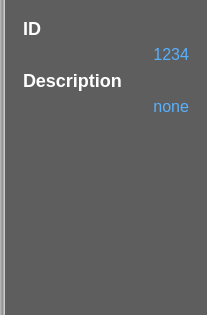
First picture: the form in WorldBuildingModule/ui/ObjectInfoWidget.ui, repository realXtend/tundra, before the edit.
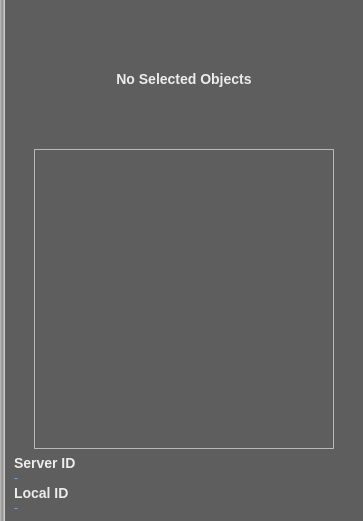
Second picture: the form after the edit.

Diff of the .ui file:
```diff
--- a/WorldBuildingModule/ui/ObjectInfoWidget.ui
+++ b/WorldBuildingModule/ui/ObjectInfoWidget.ui
@@ -6,13 +6,13 @@
    <rect>
     <x>0</x>
     <y>0</y>
-    <width>207</width>
-    <height>315</height>
+    <width>363</width>
+    <height>521</height>
    </rect>
   </property>
   <property name="minimumSize">
    <size>
-    <width>200</width>
+    <width>363</width>
     <height>0</height>
    </size>
   </property>
@@ -36,18 +36,27 @@
 	background-color: qlineargradient(spread:pad, x1:0, y1:0, x2:1, y2:0, stop:0 rgba(187, 187, 187, 255), stop:0.488636 rgba(147, 147, 147, 255), stop:1 rgba(216, 216, 216, 255));
 }
 
-QLabel#id_title, #desc_id {
+QLabel#object_information_title, #object_properties_title {
 	font: Arial;
 	font-size: 18px;
 	font-weight: bold;
 	color: white;
+	padding-bottom: 10px;
 }
 
-QLabel#id_value, #desc_value {
+QLabel#server_id_title, #local_id_title, #desc_id, #name_id, #status_label {
 	font: Arial;
-	font-size: 16px;
+	font-size: 14px;
+	font-weight: bold;
+	color: rgb(236, 236, 236);
+}
+
+QLabel#server_id_value, #local_id_value, #desc_value, #name_value {
+	font: Arial;
+	font-size: 12px;
 	color: rgb(87, 177, 255);
-}</string>
+}
+</string>
   </property>
   <layout class="QVBoxLayout" name="verticalLayout">
    <property name="spacing">
@@ -93,63 +102,204 @@
          <rect>
           <x>0</x>
           <y>0</y>
-          <width>200</width>
-          <height>313</height>
+          <width>356</width>
+          <height>519</height>
          </rect>
         </property>
         <layout class="QVBoxLayout" name="verticalLayout_2">
+         <property name="spacing">
+          <number>0</number>
+         </property>
+         <property name="margin">
+          <number>0</number>
+         </property>
          <item>
           <layout class="QVBoxLayout" name="main_layout">
-           <property name="margin">
+           <property name="spacing">
+            <number>0</number>
+           </property>
+           <property name="leftMargin">
             <number>9</number>
            </property>
+           <property name="topMargin">
+            <number>9</number>
+           </property>
+           <property name="rightMargin">
+            <number>9</number>
+           </property>
+           <property name="bottomMargin">
+            <number>6</number>
+           </property>
            <item>
-            <widget class="QLabel" name="id_title">
+            <widget class="QLabel" name="status_label">
              <property name="text">
-              <string>ID</string>
+              <string>No Selected Objects</string>
              </property>
-            </widget>
-           </item>
-           <item>
-            <widget class="QLabel" name="id_value">
-             <property name="text">
-              <string>1234</string>
-             </property>
              <property name="alignment">
-              <set>Qt::AlignRight|Qt::AlignTrailing|Qt::AlignVCenter</set>
+              <set>Qt::AlignCenter</set>
              </property>
             </widget>
            </item>
            <item>
-            <widget class="QLabel" name="desc_id">
-             <property name="text">
-              <string>Description</string>
+            <layout class="QHBoxLayout" name="viewport_layout">
+             <property name="topMargin">
+              <number>0</number>
              </property>
-            </widget>
+             <item>
+              <spacer name="viewport_horizontalSpacer_1">
+               <property name="orientation">
+                <enum>Qt::Horizontal</enum>
+               </property>
+               <property name="sizeHint" stdset="0">
+                <size>
+                 <width>40</width>
+                 <height>20</height>
+                </size>
+               </property>
+              </spacer>
+             </item>
+             <item>
+              <widget class="QLabel" name="object_viewport">
+               <property name="minimumSize">
+                <size>
+                 <width>300</width>
+                 <height>300</height>
+                </size>
+               </property>
+               <property name="maximumSize">
+                <size>
+                 <width>300</width>
+                 <height>300</height>
+                </size>
+               </property>
+               <property name="frameShape">
+                <enum>QFrame::StyledPanel</enum>
+               </property>
+               <property name="frameShadow">
+                <enum>QFrame::Sunken</enum>
+               </property>
+               <property name="lineWidth">
+                <number>2</number>
+               </property>
+               <property name="midLineWidth">
+                <number>0</number>
+               </property>
+               <property name="text">
+                <string/>
+               </property>
+               <property name="alignment">
+                <set>Qt::AlignCenter</set>
+               </property>
+              </widget>
+             </item>
+             <item>
+              <spacer name="viewport_horizontalSpacer_2">
+               <property name="orientation">
+                <enum>Qt::Horizontal</enum>
+               </property>
+               <property name="sizeHint" stdset="0">
+                <size>
+                 <width>40</width>
+                 <height>20</height>
+                </size>
+               </property>
+              </spacer>
+             </item>
+            </layout>
            </item>
            <item>
-            <widget class="QLabel" name="desc_value">
-             <property name="text">
-              <string>none</string>
-             </property>
-             <property name="alignment">
-              <set>Qt::AlignRight|Qt::AlignTrailing|Qt::AlignVCenter</set>
-             </property>
-            </widget>
-           </item>
-           <item>
-            <spacer name="verticalSpacer">
+            <spacer name="verticalSpacer_3">
              <property name="orientation">
               <enum>Qt::Vertical</enum>
              </property>
+             <property name="sizeType">
+              <enum>QSizePolicy::Fixed</enum>
+             </property>
              <property name="sizeHint" stdset="0">
               <size>
                <width>20</width>
-               <height>40</height>
+               <height>6</height>
               </size>
              </property>
             </spacer>
            </item>
+           <item>
+            <widget class="QLabel" name="server_id_title">
+             <property name="sizePolicy">
+              <sizepolicy hsizetype="Preferred" vsizetype="Fixed">
+               <horstretch>0</horstretch>
+               <verstretch>0</verstretch>
+              </sizepolicy>
+             </property>
+             <property name="text">
+              <string>Server ID</string>
+             </property>
+             <property name="alignment">
+              <set>Qt::AlignLeading|Qt::AlignLeft|Qt::AlignVCenter</set>
+             </property>
+            </widget>
+           </item>
+           <item>
+            <widget class="QLabel" name="server_id_value">
+             <property name="sizePolicy">
+              <sizepolicy hsizetype="Preferred" vsizetype="Fixed">
+               <horstretch>0</horstretch>
+               <verstretch>0</verstretch>
+              </sizepolicy>
+             </property>
+             <property name="text">
+              <string>-</string>
+             </property>
+             <property name="alignment">
+              <set>Qt::AlignLeading|Qt::AlignLeft|Qt::AlignVCenter</set>
+             </property>
+             <property name="textInteractionFlags">
+              <set>Qt::LinksAccessibleByMouse|Qt::TextSelectableByKeyboard|Qt::TextSelectableByMouse</set>
+             </property>
+            </widget>
+           </item>
+           <item>
+            <widget class="QLabel" name="local_id_title">
+             <property name="sizePolicy">
+              <sizepolicy hsizetype="Preferred" vsizetype="Fixed">
+               <horstretch>0</horstretch>
+               <verstretch>0</verstretch>
+              </sizepolicy>
+             </property>
+             <property name="text">
+              <string>Local ID</string>
+             </property>
+             <property name="alignment">
+              <set>Qt::AlignLeading|Qt::AlignLeft|Qt::AlignVCenter</set>
+             </property>
+            </widget>
+           </item>
+           <item>
+            <widget class="QLabel" name="local_id_value">
+             <property name="sizePolicy">
+              <sizepolicy hsizetype="Preferred" vsizetype="Fixed">
+               <horstretch>0</horstretch>
+               <verstretch>0</verstretch>
+              </sizepolicy>
+             </property>
+             <property name="text">
+              <string>-</string>
+             </property>
+             <property name="alignment">
+              <set>Qt::AlignLeading|Qt::AlignLeft|Qt::AlignVCenter</set>
+             </property>
+             <property name="textInteractionFlags">
+              <set>Qt::LinksAccessibleByMouse|Qt::TextSelectableByKeyboard|Qt::TextSelectableByMouse</set>
+             </property>
+            </widget>
+           </item>
+          </layout>
+         </item>
+         <item>
+          <layout class="QVBoxLayout" name="property_browser_layout">
+           <property name="spacing">
+            <number>0</number>
+           </property>
           </layout>
          </item>
         </layout>
```
